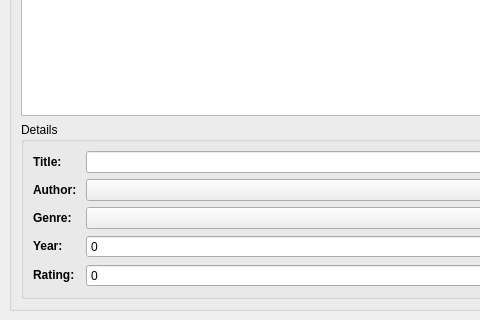
ftena/tarod-forms, file mainwindow.ui: the form before one commit; both pictures show x 0 to 480 and y 100 to 420 of the 601 by 420 pixel window.
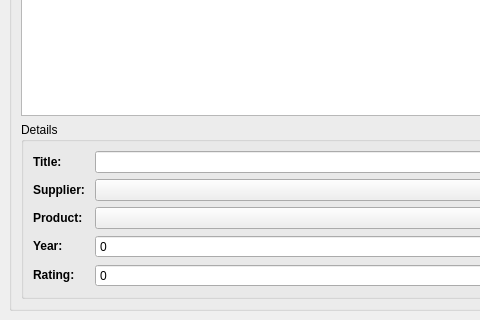
The form after the commit.

Diff of the .ui file:
```diff
--- a/mainwindow.ui
+++ b/mainwindow.ui
@@ -81,7 +81,7 @@
           <item row="1" column="0">
            <widget class="QLabel" name="label_2_2_2_2">
             <property name="text">
-             <string>&lt;b&gt;Author: &lt;/b&gt;</string>
+             <string>&lt;b&gt;Supplier: &lt;/b&gt;</string>
             </property>
            </widget>
           </item>
@@ -95,7 +95,7 @@
           <item row="2" column="0">
            <widget class="QLabel" name="label_3">
             <property name="text">
-             <string>&lt;b&gt;Genre:&lt;/b&gt;</string>
+             <string>&lt;b&gt;Product:&lt;/b&gt;</string>
             </property>
            </widget>
           </item>
```
Left out of the diff: 10 changed lines with no effect on the pictures.
